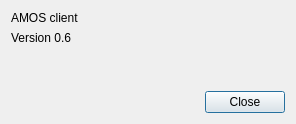
Qt form widgets/qaboutdialog.ui (AMOS-uniba/amos-client) before a commit.
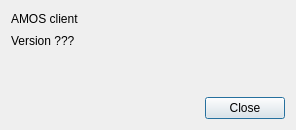
The same form after that commit.

What changed in the file:
```diff
--- a/widgets/qaboutdialog.ui
+++ b/widgets/qaboutdialog.ui
@@ -7,7 +7,7 @@
     <x>0</x>
     <y>0</y>
     <width>296</width>
-    <height>98</height>
+    <height>130</height>
    </rect>
   </property>
   <property name="windowTitle">
@@ -27,7 +27,7 @@
    <item row="1" column="0">
     <widget class="QLabel" name="lb_version">
      <property name="text">
-      <string>Version 0.6</string>
+      <string>Version ???</string>
      </property>
     </widget>
    </item>
```
Left out of the diff: 4 changed lines with no effect on the pictures.
